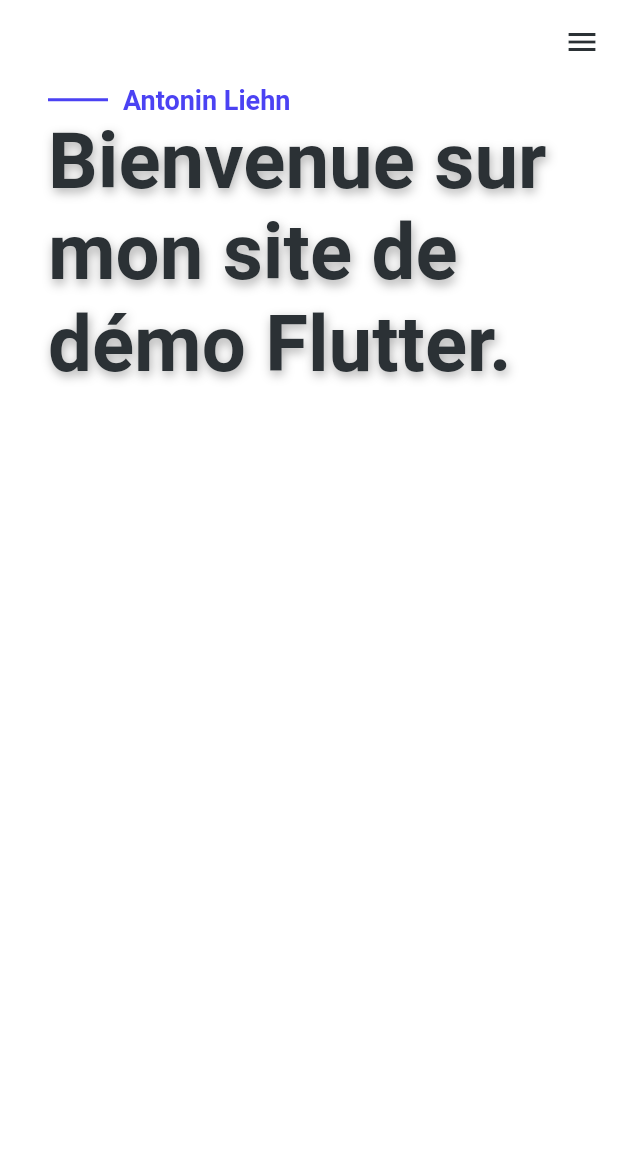
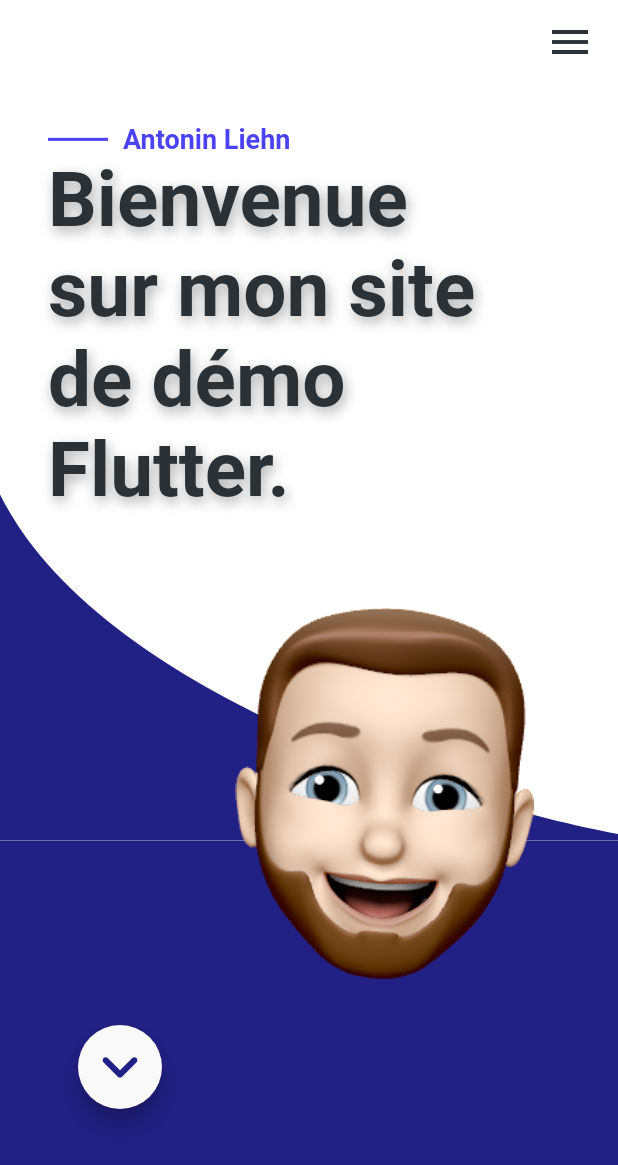
Before and after one commit to AntoLhn/cv_antolhn, a Flutter app: the screen it shows after launch, after a tap on the "menu" icon, on a phone screen of 412 x 824 dp. Shown: the top 1165 px of the screen. Run offline on Flutter 3.47's test engine with Material 2 defaults, Android fonts, the phone set to English and light mode, and no system bars; drawn by our look-alikes of auto_size_text; our stand-ins replace flutter_svg.

Commit message:
Screen home

```diff
--- a/cv_antolhn/lib/main.dart
+++ b/cv_antolhn/lib/main.dart
@@ -1,5 +1,6 @@
 import 'package:flutter/material.dart';
 
+import 'Screen/Home/home.dart';
 import 'config/colors.dart';
 
 void main() {
@@ -13,92 +14,83 @@ class MyApp extends StatelessWidget {
   Widget build(BuildContext context) {
     return MaterialApp(
       title: 'CV',
+      debugShowCheckedModeBanner: false,
       theme: ThemeData(
         fontFamily: 'Roboto',
         brightness: Brightness.light,
         primaryColor: colorPrimary,
         textTheme: const TextTheme(
-          headline2: TextStyle(
-            fontSize: 18,
-            fontWeight: FontWeight.bold,
-            color: Color(0xFF4B42F3),
-          ),
           headline1: TextStyle(
             fontSize: 52,
             fontWeight: FontWeight.bold,
             color: Color(0xFF2B3135),
             shadows: <Shadow>[
               Shadow(
-                offset: Offset(1.0, 3.0),
+                offset: Offset(1.5, 3.5),
+                blurRadius: 10.0,
+                color: Color.fromARGB(255, 175, 175, 175),
+              ),
+            ],
+          ),
+          headline2: TextStyle(
+            fontSize: 48,
+            fontWeight: FontWeight.bold,
+            color: Color(0xFFF9F9F9),
+            shadows: <Shadow>[
+              Shadow(
+                offset: Offset(1.5, 3.5),
+                blurRadius: 8.0,
+                color: Color.fromARGB(255, 140, 140, 140),
+              ),
+            ],
+          ),
+          headline3: TextStyle(
+            fontSize: 44,
+            fontWeight: FontWeight.bold,
+            color: Color(0xFF2B3135),
+            shadows: <Shadow>[
+              Shadow(
+                offset: Offset(1.5, 3.5),
                 blurRadius: 8.0,
                 color: Color.fromARGB(255, 175, 175, 175),
               ),
             ],
           ),
+          headline4: TextStyle(
+            fontSize: 32,
+            fontWeight: FontWeight.bold,
+            color: Color(0xFF2B3135),
+            shadows: <Shadow>[
+              Shadow(
+                offset: Offset(1.5, 3.5),
+                blurRadius: 8.0,
+                color: Color.fromARGB(255, 175, 175, 175),
+              ),
+            ],
+          ),
+          headline5: TextStyle(
+            fontSize: 22,
+            fontWeight: FontWeight.bold,
+            color: Color(0xFFF9F9F9),
+          ),
+          headline6: TextStyle(
+            fontSize: 18,
+            fontWeight: FontWeight.bold,
+            color: Color(0xFF4B42F3),
+          ),
+          bodyText1: TextStyle(
+            fontSize: 16,
+            fontWeight: FontWeight.w400,
+            color: Color(0xFF2B3135),
+          ),
+          bodyText2: TextStyle(
+            fontSize: 16,
+            fontWeight: FontWeight.w400,
+            color: Color(0xFFF9F9F9),
+          ),
         ),
       ),
-      home: const MyHomePage(),
+      home: const HomePage(),
     );
   }
 }
-
-class MyHomePage extends StatefulWidget {
-  const MyHomePage({Key? key}) : super(key: key);
-
-  @override
-  State<MyHomePage> createState() => _MyHomePageState();
-}
-
-class _MyHomePageState extends State<MyHomePage> {
-  @override
-  Widget build(BuildContext context) {
-    return SafeArea(
-      child: Scaffold(
-        backgroundColor: Colors.white,
-        appBar: AppBar(
-          backgroundColor: Colors.white,
-          elevation: 0,
-          actions: [
-            IconButton(
-              onPressed: (() => null),
-              color: colorDark,
-              icon: const Icon(
-                Icons.menu,
-              ),
-            ),
-          ],
-        ),
-        body: Padding(
-          padding: const EdgeInsets.symmetric(
-            horizontal: 32,
-          ),
-          child: Column(
-            crossAxisAlignment: CrossAxisAlignment.start,
-            children: [
-              Row(
-                children: [
-                  const SizedBox(
-                    width: 50,
-                    child: Divider(
-                      thickness: 2,
-                      endIndent: 10,
-                      color: Color(0xFF4B42F3),
-                    ),
-                  ),
-                  Text(
-                    "Antonin Liehn",
-                    style: Theme.of(context).textTheme.headline2,
-                  ),
-                ],
-              ),
-              Text(
-                "Bienvenue sur mon site de démo Flutter.",
-                style: Theme.of(context).textTheme.headline1,
-              ),
-            ],
-          ),
-        ),
-      ),
-    );
-  }
-}
--- /dev/null
+++ b/cv_antolhn/lib/screen/home/components/developer.dart
@@ -0,0 +1,36 @@
+import 'package:auto_size_text/auto_size_text.dart';
+import 'package:flutter/material.dart';
+
+class DeveloperComponent extends StatelessWidget {
+  const DeveloperComponent({Key? key}) : super(key: key);
+
+  @override
+  Widget build(BuildContext context) {
+    return Column(
+      crossAxisAlignment: CrossAxisAlignment.start,
+      children: [
+        AutoSizeText(
+          "Développeur mobile",
+          style: Theme.of(context).textTheme.headline2,
+          maxLines: 2,
+        ),
+        SizedBox(
+          height: MediaQuery.of(context).size.height * 0.07,
+        ),
+        RichText(
+          text: TextSpan(
+            text: '2 septembre 2020,',
+            style: Theme.of(context).textTheme.headline5,
+            children: <TextSpan>[
+              TextSpan(
+                text:
+                    ' premier jour en alternance, c’est à ce moment que j’ai fais mes premier pas avec Flutter et le développement mobile de manière générale. Grâce à cette expérience dans le monde professionnel de développeur, j’ai beaucoup appris sur les différents outils de colaborations et de développements. Cette préiode m’a beaucoup apporter sur les moeurs du développement et du développeur.',
+                style: Theme.of(context).textTheme.bodyText2,
+              ),
+            ],
+          ),
+        ),
+      ],
+    );
+  }
+}
--- /dev/null
+++ b/cv_antolhn/lib/screen/home/components/header.dart
@@ -0,0 +1,73 @@
+import 'package:auto_size_text/auto_size_text.dart';
+import 'package:flutter/material.dart';
+
+import '../../../config/colors.dart';
+
+class HeaderCompenent extends StatelessWidget {
+  const HeaderCompenent({Key? key}) : super(key: key);
+
+  @override
+  Widget build(BuildContext context) {
+    return Column(
+      crossAxisAlignment: CrossAxisAlignment.start,
+      children: [
+        SizedBox(
+          height: MediaQuery.of(context).size.height * 0.1,
+        ),
+        Row(
+          children: [
+            const SizedBox(
+              width: 50,
+              child: Divider(
+                thickness: 2,
+                endIndent: 10,
+                color: Color(0xFF4B42F3),
+              ),
+            ),
+            AutoSizeText(
+              "Antonin Liehn",
+              style: Theme.of(context).textTheme.headline6,
+              maxLines: 1,
+            ),
+          ],
+        ),
+        Container(
+          constraints: BoxConstraints(
+            maxWidth: MediaQuery.of(context).size.height * 0.35,
+          ),
+          child: AutoSizeText(
+            "Bienvenue sur mon site de démo Flutter.",
+            style: Theme.of(context).textTheme.headline1,
+            maxLines: 4,
+          ),
+        ),
+        SizedOverflowBox(
+          size: Size(
+            double.infinity,
+            MediaQuery.of(context).size.height * 0.375,
+          ),
+          alignment: Alignment.bottomRight,
+          child: Image(
+            width: MediaQuery.of(context).size.width * 0.6,
+            height: MediaQuery.of(context).size.width * 0.6,
+            image: const AssetImage(
+              'assets/memoji.png',
+            ),
+          ),
+        ),
+        Padding(
+          padding: EdgeInsets.only(left: 20, top: MediaQuery.of(context).size.width * 0.075),
+          child: FloatingActionButton(
+            onPressed: () => null,
+            backgroundColor: colorLight,
+            child: Icon(
+              Icons.expand_more_rounded,
+              size: 50,
+              color: colorPrimary,
+            ),
+          ),
+        ),
+      ],
+    );
+  }
+}
--- /dev/null
+++ b/cv_antolhn/lib/screen/home/components/stud_and_work.dart
@@ -0,0 +1,50 @@
+import 'package:auto_size_text/auto_size_text.dart';
+import 'package:flutter/material.dart';
+
+class StudAndWorkComponent extends StatelessWidget {
+  const StudAndWorkComponent({Key? key}) : super(key: key);
+
+  @override
+  Widget build(BuildContext context) {
+    return Column(
+      crossAxisAlignment: CrossAxisAlignment.start,
+      children: [
+        AutoSizeText(
+          "Étudiant & auto-entrepreneur",
+          style: Theme.of(context).textTheme.headline3,
+          maxLines: 2,
+        ),
+        SizedBox(
+          height: MediaQuery.of(context).size.height * 0.05,
+        ),
+        AutoSizeText(
+          "🎓 Études",
+          style: Theme.of(context).textTheme.headline4,
+          maxLines: 1,
+        ),
+        Padding(
+          padding: const EdgeInsets.symmetric(vertical: 12),
+          child: Text(
+            'Dipômé d’un DUT MMI et d’une Licence Professionnel CIASIE, je suis aujourd’hui à l’école EPITECH afin de valider mon master. Depuis ma terminal, j’ai orienté mes études dans l’infromatique grâce à mon BAC STMG option SIG.',
+            style: Theme.of(context).textTheme.bodyText1,
+          ),
+        ),
+        const SizedBox(
+          height: 24,
+        ),
+        AutoSizeText(
+          "💼 Entreprise",
+          style: Theme.of(context).textTheme.headline4,
+          maxLines: 1,
+        ),
+        Padding(
+          padding: const EdgeInsets.symmetric(vertical: 12),
+          child: Text(
+            "Le 20 avril 2021, j'ai décidé de créer mon auto-entreprise afin de concrétisser l'ensemble de mon travail dans le domaine du ..... Aujourd'hui officielement Dj pour annimer divers évènnements, maririages, anniversaires, crémaillières, bars etc...",
+            style: Theme.of(context).textTheme.bodyText1,
+          ),
+        ),
+      ],
+    );
+  }
+}
--- /dev/null
+++ b/cv_antolhn/lib/screen/home/home.dart
@@ -0,0 +1,93 @@
+import 'package:flutter/material.dart';
+import 'package:flutter_svg/flutter_svg.dart';
+
+import '../../config/colors.dart';
+import 'components/developer.dart';
+import 'components/header.dart';
+import 'components/stud_and_work.dart';
+
+class HomePage extends StatefulWidget {
+  const HomePage({Key? key}) : super(key: key);
+
+  @override
+  State<HomePage> createState() => _HomePageState();
+}
+
+class _HomePageState extends State<HomePage> {
+  @override
+  Widget build(BuildContext context) {
+    return SafeArea(
+      child: Scaffold(
+        extendBodyBehindAppBar: true,
+        backgroundColor: Colors.white,
+        appBar: AppBar(
+          backgroundColor: Colors.transparent,
+          elevation: 0,
+          actions: [
+            Padding(
+              padding: const EdgeInsets.only(right: 8),
+              child: IconButton(
+                onPressed: (() => null),
+                color: colorDark,
+                icon: const Icon(
+                  Icons.menu,
+                  size: 32,
+                ),
+              ),
+            ),
+          ],
+        ),
+        body: SingleChildScrollView(
+          child: Stack(
+            children: <Widget>[
+              Column(
+                children: [
+                  SizedBox(
+                    height: MediaQuery.of(context).size.height * 0.4,
+                  ),
+                  SvgPicture.asset(
+                    'assets/svg/top_home_bg.svg',
+                    semanticsLabel: 'background',
+                    color: colorPrimary,
+                    fit: BoxFit.fitWidth,
+                    width: MediaQuery.of(context).size.width,
+                  ),
+                  Container(
+                    width: double.infinity,
+                    height: 700,
+                    color: colorPrimary,
+                  ),
+                  SvgPicture.asset(
+                    'assets/svg/bot_home_bg.svg',
+                    semanticsLabel: 'background',
+                    color: colorPrimary,
+                    fit: BoxFit.fitWidth,
+                    width: MediaQuery.of(context).size.width,
+                  ),
+                ],
+              ),
+              Padding(
+                padding: const EdgeInsets.symmetric(
+                  horizontal: 32,
+                ),
+                child: Column(
+                  children: [
+                    const HeaderCompenent(),
+                    SizedBox(
+                      height: MediaQuery.of(context).size.height * 0.13,
+                    ),
+                    const DeveloperComponent(),
+                    SizedBox(
+                      height: MediaQuery.of(context).size.height * 0.3,
+                    ),
+                    const StudAndWorkComponent(),
+                  ],
+                ),
+              ),
+            ],
+          ),
+        ),
+      ),
+    );
+  }
+}
```
Also changed, not shown: cv_antolhn/pubspec.yaml (+8 -4 lines), cv_antolhn/assets/memoji.png (added), cv_antolhn/assets/svg/bot_home_bg.svg (added), cv_antolhn/assets/svg/home_bg.svg (added), cv_antolhn/assets/svg/top_home_bg.svg (added), 2 other files.
